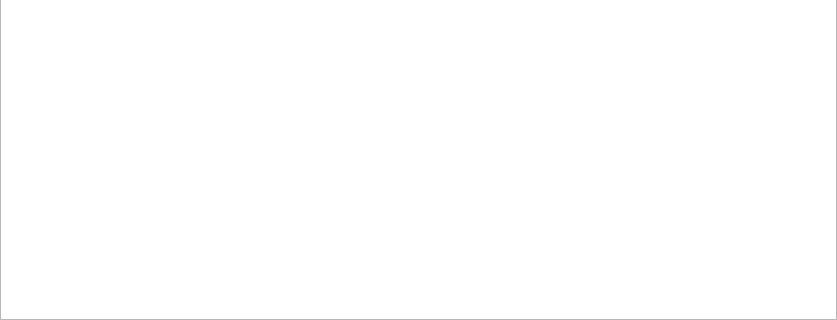
Qt form CarRentalManagement/ui/tabwidget/carmanagermentwidget.ui (longcp/CarRentalManagement) before a commit; both pictures show x 0 to 837 and y 312 to 632 of the 837 by 632 pixel window.
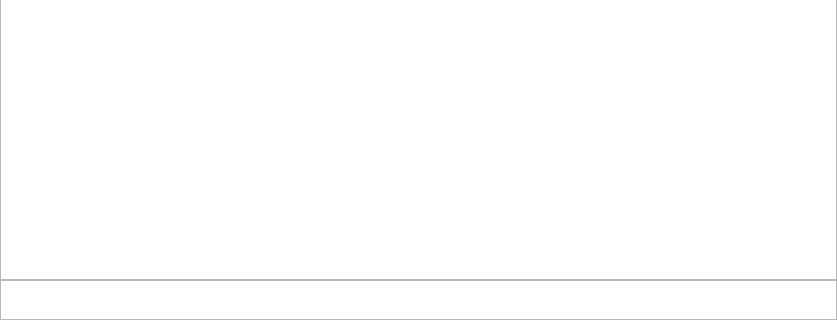
The same form after that commit.

Commit message: 车辆界面：添加合计功能

The edit to the form file:
```diff
--- a/CarRentalManagement/ui/tabwidget/carmanagermentwidget.ui
+++ b/CarRentalManagement/ui/tabwidget/carmanagermentwidget.ui
@@ -65,6 +65,16 @@
    <item>
     <widget class="QTableView" name="carTableView"/>
    </item>
+   <item>
+    <widget class="QTableView" name="sumTableView">
+     <property name="maximumSize">
+      <size>
+       <width>16777215</width>
+       <height>40</height>
+      </size>
+     </property>
+    </widget>
+   </item>
   </layout>
  </widget>
  <resources/>
```
The commit also changes 3 other files.
